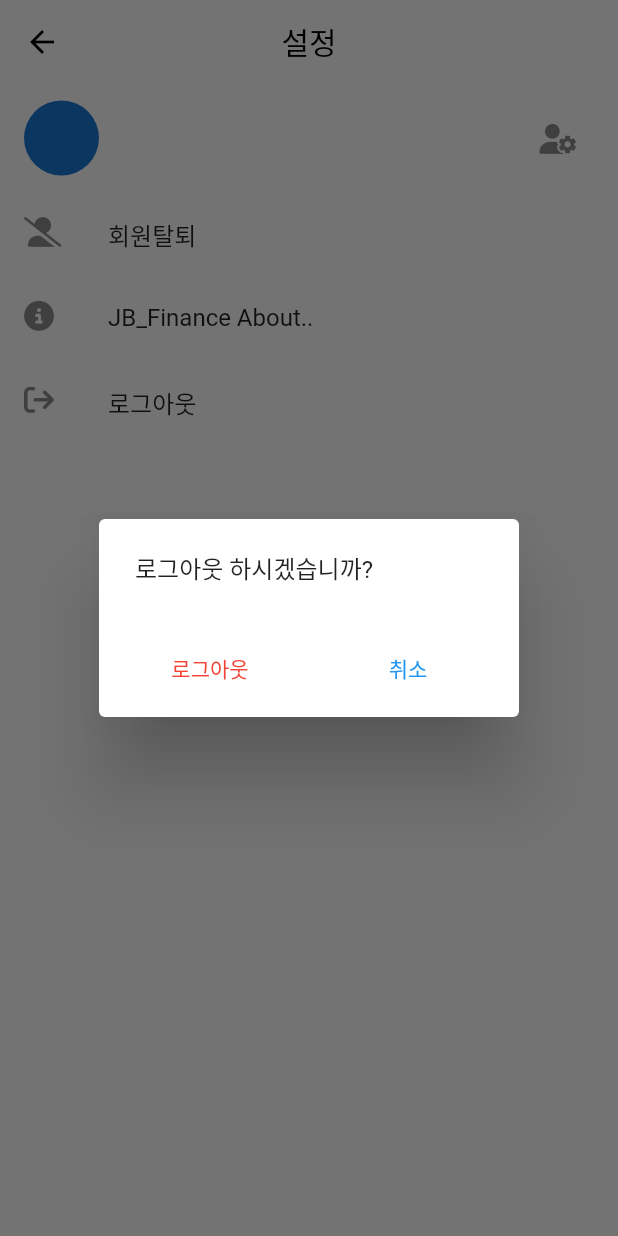
After one commit to bangProgram/jb_finance, a Flutter app: the SettingScreen screen opened directly, after a tap on "로그아웃", on a phone screen of 412 x 824 dp. The commit adds this screen. Run offline on Flutter 3.47's test engine with Material 2 defaults, Android fonts, the phone set to English and light mode, and no system bars; our stand-ins replace flutter_riverpod, font_awesome_flutter, go_router; accounts and stored records are empty.

Commit message:
20231011 commit
로그인, 로그아웃, 회원탈퇴
프로필, 포트폴리오 네비게이션 분기

```diff
--- a/lib/consts.dart
+++ b/lib/consts.dart
@@ -1,3 +1,3 @@
 class Consts {
-  static const mainUrl = "http://192.168.148.221:8080";
+  static const mainUrl = "http://192.168.219.190:8080";
 }
--- a/lib/main.dart
+++ b/lib/main.dart
@@ -17,6 +17,7 @@ class JBFinance extends ConsumerWidget {
   Widget build(BuildContext context, WidgetRef ref) {
     return SafeArea(
       child: MaterialApp.router(
+        title: "JB_Finance",
         routerConfig: ref.watch(routerProvider),
       ),
     );
--- a/lib/member/authentications.dart
+++ b/lib/member/authentications.dart
@@ -2,6 +2,7 @@ import 'dart:convert';
 
 import 'package:flutter_riverpod/flutter_riverpod.dart';
 import 'package:http/http.dart' as http;
+import 'package:jb_finance/consts.dart';
 
 class Authentications {
   static String? memberToken;
@@ -22,7 +23,7 @@ class Authentications {
 
   Future<void> refreshToken(String? token, String userId) async {
     final response = await http.post(
-      Uri.parse("http://192.168.148.221:8080/appApi/member/auth"),
+      Uri.parse("${Consts.mainUrl}/appApi/member/auth"),
       headers: {
         'Content-Type': 'application/json; charset=UTF-8',
       },
--- a/lib/member/login/repos/login_repo.dart
+++ b/lib/member/login/repos/login_repo.dart
@@ -4,6 +4,7 @@ import 'package:flutter_riverpod/flutter_riverpod.dart';
 import 'package:jb_finance/consts.dart';
 import 'package:jb_finance/member/login/models/login_model.dart';
 import 'package:http/http.dart' as http;
+import 'package:jb_finance/member/main/models/member_model.dart';
 
 class LoginRepo {
   Future<Map<String, dynamic>> loginMember(LoginModel loginData) async {
@@ -39,6 +40,11 @@ class LoginRepo {
       throw Exception("Failed to send data");
     }
   }
+
+  Future<MemberModel> logoutMember() async {
+    final responseData = MemberModel.empty();
+    return responseData;
+  }
 }
 
 final loginRepo = Provider((ref) => LoginRepo());
--- a/lib/navigation/finance/views/finance_screen.dart
+++ b/lib/navigation/finance/views/finance_screen.dart
@@ -17,6 +17,9 @@ class _FinanceScreenState extends State<FinanceScreen> {
       appBar: AppBar(
         centerTitle: true,
         title: const Text('주식'),
+        elevation: 0,
+        foregroundColor: Colors.black,
+        backgroundColor: Colors.transparent,
       ),
     );
   }
--- a/lib/navigation/profile/view_models/profile_vm.dart
+++ b/lib/navigation/setting/profile/view_models/profile_vm.dart
@@ -13,9 +13,11 @@ class ProfileVM extends AsyncNotifier<MemberModel> {
   FutureOr<MemberModel> build() async {
     _auth = ref.read(authProvider);
     _loginRepo = ref.read(loginRepo);
+    print('ProfileVM build : ${_auth.isLogin}');
     if (_auth.isLogin) {
       final userId = _auth.getUserId;
       final memberData = await _loginRepo.getMember(userId);
+      print('memberData : $memberData');
       return MemberModel.fromJson(memberData);
     } else {
       return MemberModel.empty();
@@ -23,6 +25,6 @@ class ProfileVM extends AsyncNotifier<MemberModel> {
   }
 }
 
-final profileProvider = AsyncNotifierProvider<ProfileVM, MemberModel>(
+final profileVMProvider = AsyncNotifierProvider<ProfileVM, MemberModel>(
   () => ProfileVM(),
 );
--- /dev/null
+++ b/lib/navigation/setting/views/setting_screen.dart
@@ -0,0 +1,202 @@
+import 'package:flutter/material.dart';
+import 'package:flutter_riverpod/flutter_riverpod.dart';
+import 'package:font_awesome_flutter/font_awesome_flutter.dart';
+import 'package:go_router/go_router.dart';
+import 'package:jb_finance/member/login/view_models/login_vm.dart';
+import 'package:jb_finance/navigation/setting/profile/view_models/profile_vm.dart';
+import 'package:jb_finance/navigation/setting/profile/views/profile_screen.dart';
+
+class SettingScreen extends ConsumerStatefulWidget {
+  static const String routeName = "setting";
+  static const String routeURL = "/setting";
+
+  const SettingScreen({super.key});
+
+  @override
+  ConsumerState<SettingScreen> createState() => _SettingScreenState();
+}
+
+class _SettingScreenState extends ConsumerState<SettingScreen> {
+  void memberLogout() async {
+    await ref.read(loginVMProvider.notifier).memberLogout(context);
+  }
+
+  void goProfileScreen() {
+    print('페이지이동');
+    context.pushNamed(ProfileScreen.routeName);
+  }
+
+  @override
+  Widget build(BuildContext context) {
+    return Scaffold(
+      appBar: AppBar(
+        centerTitle: true,
+        title: const Text('설정'),
+        backgroundColor: Colors.transparent,
+        foregroundColor: Colors.black,
+        elevation: 0,
+      ),
+      body: Column(
+        children: [
+          ref.watch(profileVMProvider).when(
+                loading: () => ListTile(
+                  leading: const CircleAvatar(
+                    radius: 25,
+                    child: CircularProgressIndicator(),
+                  ),
+                  title: const Text('사용자명'),
+                  subtitle: const Text('사용자 아이디'),
+                  trailing: IconButton(
+                    onPressed: () {},
+                    icon: const FaIcon(
+                      FontAwesomeIcons.userGear,
+                      size: 20,
+                    ),
+                  ),
+                ),
+                error: (error, stackTrace) => ListTile(
+                  leading: const CircleAvatar(
+                    radius: 25,
+                  ),
+                  title: const Text('사용자 가져오지 못함'),
+                  trailing: IconButton(
+                    onPressed: () {},
+                    icon: const FaIcon(
+                      FontAwesomeIcons.userGear,
+                      size: 20,
+                    ),
+                  ),
+                ),
+                data: (data) => ListTile(
+                  leading: CircleAvatar(
+                    radius: 25,
+                    child: Text(
+                      data.userId,
+                      style: const TextStyle(fontSize: 10),
+                    ),
+                  ),
+                  title: Text(data.userNick),
+                  subtitle: Text(data.email),
+                  trailing: IconButton(
+                    onPressed: goProfileScreen,
+                    icon: const FaIcon(
+                      FontAwesomeIcons.userGear,
+                      size: 20,
+                    ),
+                  ),
+                ),
+              ),
+          ListTile(
+            leading: const FaIcon(
+              FontAwesomeIcons.userLargeSlash,
+              size: 20,
+            ),
+            title: const Text('회원탈퇴'),
+            onTap: () => showDialog(
+              context: context,
+              builder: (context) {
+                return AlertDialog(
+                  content: const Text('탈퇴된ID는 가입이 제한됩니다.'),
+                  title: const Text('회원탈퇴 하시겠습니까?'),
+                  actions: [
+                    Row(
+                      mainAxisAlignment: MainAxisAlignment.spaceEvenly,
+                      children: [
+                        Expanded(
+                          child: Container(
+                            decoration:
+                                const BoxDecoration(color: Colors.transparent),
+                            child: TextButton(
+                              onPressed: memberLogout,
+                              child: const Text(
+                                '회원탈퇴',
+                                style: TextStyle(
+                                  color: Colors.red,
+                                ),
+                              ),
+                            ),
+                          ),
+                        ),
+                        Expanded(
+                          child: Container(
+                            decoration:
+                                const BoxDecoration(color: Colors.transparent),
+                            child: TextButton(
+                              onPressed: () => Navigator.of(context).pop(),
+                              child: const Text('취소'),
+                            ),
+                          ),
+                        ),
+                      ],
+                    ),
+                  ],
+                );
+              },
+            ),
+          ),
+          ListTile(
+              leading: const FaIcon(
+                FontAwesomeIcons.circleInfo,
+                size: 20,
+              ),
+              title: const Text('JB_Finance About..'),
+              onTap: () => showDialog(
+                    context: context,
+                    builder: (context) => const AboutDialog(
+                      children: [
+                        Text('Version: 0.1.0 : with flutter.'),
+                      ],
+                    ),
+                  )),
+          ListTile(
+            leading: const FaIcon(
+              FontAwesomeIcons.arrowRightFromBracket,
+              size: 20,
+            ),
+            title: const Text('로그아웃'),
+            onTap: () => showDialog(
+              context: context,
+              builder: (context) {
+                return AlertDialog(
+                  content: const Text('로그아웃 하시겠습니까?'),
+                  actions: [
+                    Row(
+                      mainAxisAlignment: MainAxisAlignment.spaceEvenly,
+                      children: [
+                        Expanded(
+                          child: Container(
+                            decoration:
+                                const BoxDecoration(color: Colors.transparent),
+                            child: TextButton(
+                              onPressed: memberLogout,
+                              child: const Text(
+                                '로그아웃',
+                                style: TextStyle(
+                                  color: Colors.red,
+                                ),
+                              ),
+                            ),
+                          ),
+                        ),
+                        Expanded(
+                          child: Container(
+                            decoration:
+                                const BoxDecoration(color: Colors.transparent),
+                            child: TextButton(
+                              onPressed: () => Navigator.of(context).pop(),
+                              child: const Text('취소'),
+                            ),
+                          ),
+                        ),
+                      ],
+                    ),
+                  ],
+                );
+              },
+            ),
+          ),
+        ],
+      ),
+    );
+  }
+}
--- a/lib/router.dart
+++ b/lib/router.dart
@@ -3,7 +3,7 @@ import 'package:go_router/go_router.dart';
 import 'package:jb_finance/member/authentications.dart';
 import 'package:jb_finance/member/login/views/login_screen.dart';
 import 'package:jb_finance/member/signup/views/signup_screen.dart';
-import 'package:jb_finance/navigation/profile/views/profile_screen.dart';
+import 'package:jb_finance/navigation/setting/profile/views/profile_screen.dart';
 import 'package:jb_finance/navigation/views/navigation_screen.dart';
 
 final routerProvider = Provider(
@@ -24,8 +24,8 @@ final routerProvider = Provider(
           print('사용자 아이디 정보 없음');
         }
       }
-
-      if (url != LoginScreen.routeURL && url != SignupScreen.routeURL) {
+      if (url.toString() != LoginScreen.routeURL &&
+          url.toString() != SignupScreen.routeURL) {
         if (!auth.isLogin) {
           return LoginScreen.routeURL;
         }
@@ -44,7 +44,7 @@ final routerProvider = Provider(
         builder: (context, state) => const SignupScreen(),
       ),
       GoRoute(
-        path: '/:tap(finance|portfolio)',
+        path: '/:tap(finance|portfolio|setting)',
         name: NavigationScreen.routeName,
         builder: (context, state) {
           final tap = state.pathParameters['tap'];
```
Also changed, not shown: lib/member/login/view_models/login_vm.dart (+17 -1 lines), lib/navigation/portfolio/views/portfolio_screen.dart (renamed from lib/navigation/profile/views/portfolio_screen.dart, +6 -15 lines), lib/navigation/profile/views/profile_screen.dart (deleted, +0 -23 lines), lib/navigation/setting/profile/views/profile_screen.dart (added, +52 -0 lines), lib/navigation/setting/view_models/setting_vm.dart (added, +17 -0 lines), lib/navigation/views/navigation_screen.dart (+89 -44 lines), lib/navigation/portfolio/view_models/portfolio_vm.dart (added).
